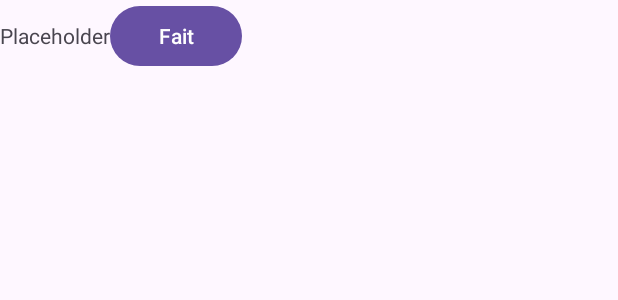
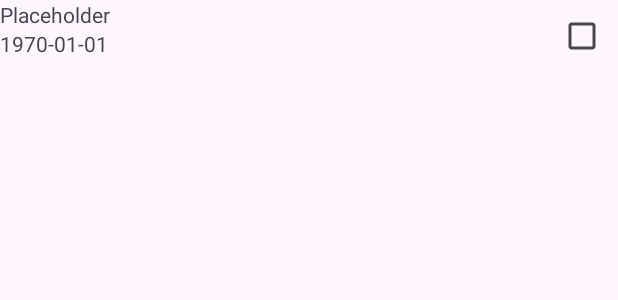
Before and after one commit to djalexkidd/todo-list-android, an Android app: the layout task_item.xml on its own in the app's theme, with its tools: preview values and no code run, on a phone screen of 412 x 824 dp. Shown: the top 300 px of the screen. Run offline under Robolectric (Android 15) with nearby library versions, the phone set to English and light mode, and no system bars.

Commit message:
Date et heure

```diff
--- a/app/src/main/java/org/djalexkidd/tartempion/domain/Task.java
+++ b/app/src/main/java/org/djalexkidd/tartempion/domain/Task.java
@@ -1,5 +1,6 @@
 package org.djalexkidd.tartempion.domain;
 
+import java.text.SimpleDateFormat;
 import java.util.Date;
 
 public class Task {
@@ -13,6 +14,14 @@ public class Task {
 
     public Date getDate() {
         return date;
+    }
+
+    public String getDateAsString() {
+        // Définir le format de date souhaité
+        SimpleDateFormat sdf = new SimpleDateFormat("dd MMMM yyyy HH:mm");
+
+        // Utiliser le format pour convertir la date en chaîne de caractères
+        return sdf.format(date);
     }
 
     public void setDate(Date date) {
--- a/app/src/main/java/org/djalexkidd/tartempion/view/TaskAdapter.java
+++ b/app/src/main/java/org/djalexkidd/tartempion/view/TaskAdapter.java
@@ -37,6 +37,8 @@ public class TaskAdapter extends ArrayAdapter<Task> {
         }
         TextView taskTitle = convertView.findViewById(R.id.task_title_text_view);
         taskTitle.setText(task.getTitle());
+        TextView taskDate = convertView.findViewById(R.id.task_date_text_view);
+        taskDate.setText(task.getDateAsString());
         return convertView;
     }
 }
--- a/app/src/main/res/layout/task_item.xml
+++ b/app/src/main/res/layout/task_item.xml
@@ -1,6 +1,6 @@
 <?xml version="1.0" encoding="utf-8"?>
-<LinearLayout xmlns:android="http://schemas.android.com/apk/res/android"
-    android:orientation="horizontal"
+<RelativeLayout xmlns:android="http://schemas.android.com/apk/res/android"
+    android:orientation="vertical"
     android:layout_width="match_parent"
     android:layout_height="match_parent">
 
@@ -8,12 +8,26 @@
         android:id="@+id/task_title_text_view"
         android:layout_width="wrap_content"
         android:layout_height="wrap_content"
-        android:text="Placeholder" />
+        android:text="Placeholder"
+        android:layout_alignParentLeft="true"
+        android:layout_alignParentStart="true"
+        android:layout_alignParentTop="true"/>
 
-    <Button
+    <TextView
+        android:id="@+id/task_date_text_view"
+        android:layout_width="wrap_content"
+        android:layout_height="wrap_content"
+        android:text="1970-01-01"
+        android:layout_below="@id/task_title_text_view"
+        android:layout_alignParentLeft="true"
+        android:layout_alignParentStart="true"/>
+
+    <CheckBox
         android:id="@+id/button"
         android:layout_width="wrap_content"
         android:layout_height="wrap_content"
-        android:text="Fait" />
+        android:layout_alignParentRight="true"
+        android:layout_alignParentEnd="true"
+        android:layout_alignParentTop="true"/>
 
-</LinearLayout>
+</RelativeLayout>
```
